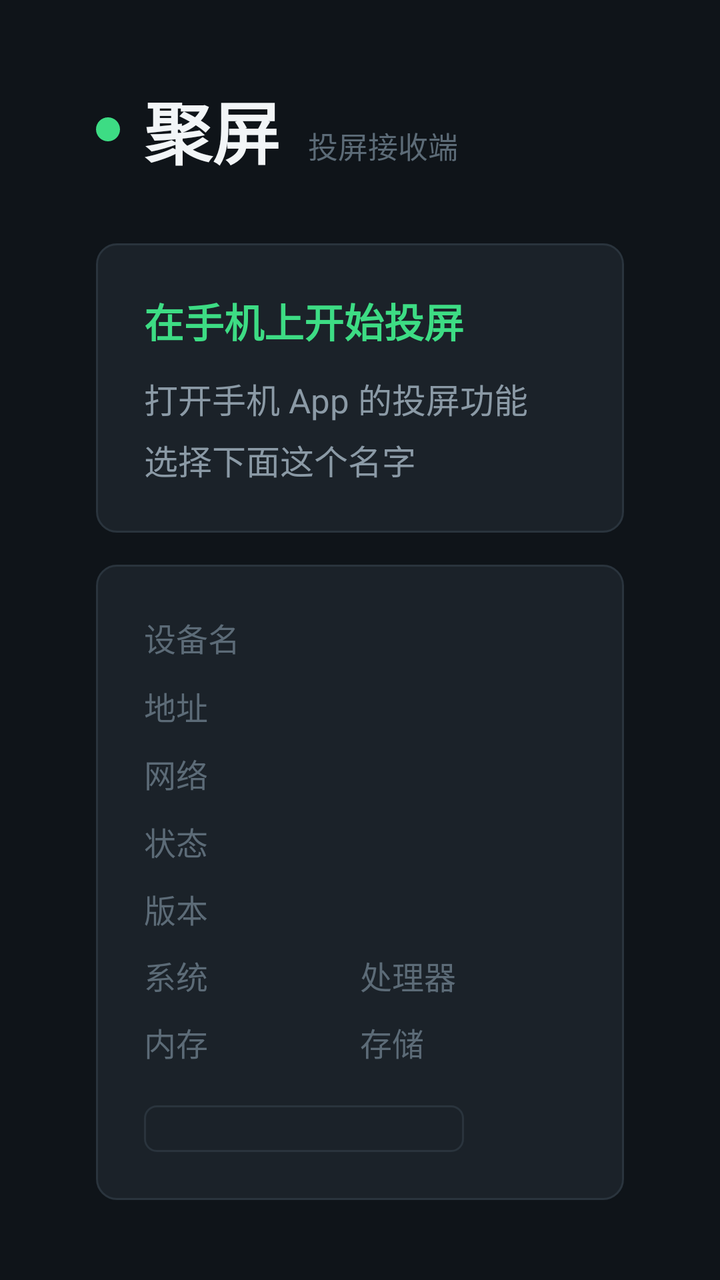
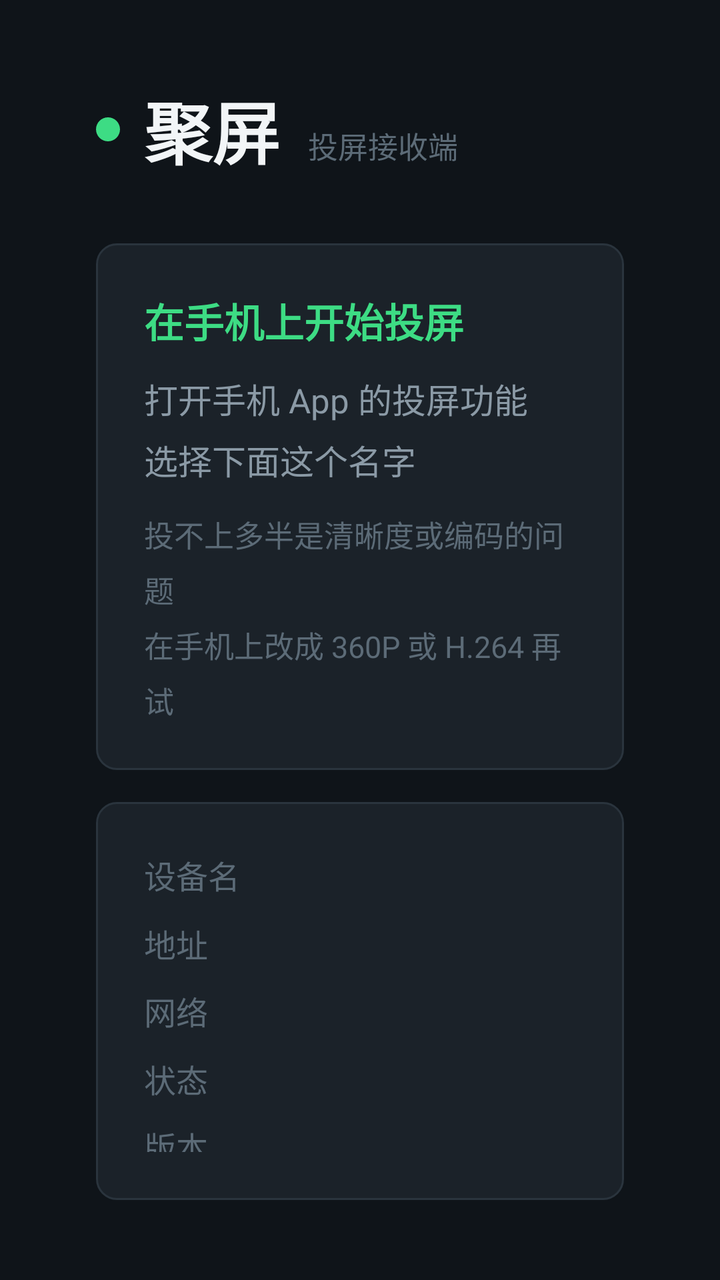

Two renders of the same Android screen: before a commit and after it. Below are the layout's source before the change and the commit's diff.
<!-- AndroidManifest.xml: application theme android:Theme.NoTitleBar.Fullscreen -->
<!-- res/layout/activity_main.xml -->
<?xml version="1.0" encoding="utf-8"?>
<FrameLayout xmlns:android="http://schemas.android.com/apk/res/android"
    android:layout_width="match_parent"
    android:layout_height="match_parent"
    android:background="@color/bg">

    
    <SurfaceView
        android:id="@+id/surface"
        android:layout_width="match_parent"
        android:layout_height="match_parent" />

    
    <LinearLayout
        android:id="@+id/music"
        android:layout_width="match_parent"
        android:layout_height="match_parent"
        android:background="@color/bg"
        android:gravity="center"
        android:orientation="vertical"
        android:paddingLeft="48dp"
        android:paddingRight="48dp"
        android:visibility="gone">

        
        <ImageView
            android:id="@+id/music_cover"
            android:layout_width="220dp"
            android:layout_height="220dp"
            android:contentDescription="@string/music_cover_desc"
            android:scaleType="fitCenter"
            android:src="@drawable/ic_music" />

        
        <TextView
            android:id="@+id/music_source"
            android:layout_width="match_parent"
            android:layout_height="wrap_content"
            android:layout_marginTop="28dp"
            android:ellipsize="end"
            android:gravity="center"
            android:singleLine="true"
            android:textColor="@color/text_primary"
            android:textSize="32sp"
            android:textStyle="bold" />

        
        <TextView
            android:id="@+id/music_artist"
            android:layout_width="match_parent"
            android:layout_height="wrap_content"
            android:layout_marginTop="10dp"
            android:ellipsize="end"
            android:gravity="center"
            android:singleLine="true"
            android:textColor="@color/text_secondary"
            android:textSize="20sp"
            android:visibility="gone" />

        <TextView
            android:id="@+id/music_progress"
            android:layout_width="wrap_content"
            android:layout_height="wrap_content"
            android:layout_marginTop="14dp"
            android:textColor="@color/accent"
            android:textSize="22sp" />

        
        <TextView
            android:id="@+id/music_lyrics"
            android:layout_width="match_parent"
            android:layout_height="wrap_content"
            android:layout_marginTop="20dp"
            android:ellipsize="end"
            android:gravity="center"
            android:lineSpacingExtra="4dp"
            android:maxLines="6"
            android:textColor="@color/text_hint"
            android:textSize="16sp"
            android:visibility="gone" />

        <TextView
            android:layout_width="wrap_content"
            android:layout_height="wrap_content"
            android:layout_marginTop="26dp"
            android:gravity="center"
            android:lineSpacingExtra="4dp"
            android:text="@string/music_hint"
            android:textColor="@color/text_hint"
            android:textSize="15sp" />
    </LinearLayout>

    
    <ImageView
        android:id="@+id/image"
        android:layout_width="match_parent"
        android:layout_height="match_parent"
        android:background="@color/bg"
        android:contentDescription="@string/image_desc"
        android:scaleType="fitCenter"
        android:visibility="gone" />

    
    <LinearLayout
        android:id="@+id/video_wait"
        android:layout_width="match_parent"
        android:layout_height="match_parent"
        android:background="@color/bg"
        android:gravity="center"
        android:orientation="vertical"
        android:visibility="gone">

        <TextView
            android:layout_width="wrap_content"
            android:layout_height="wrap_content"
            android:text="@string/video_wait"
            android:textColor="@color/text_hint"
            android:textSize="22sp" />
    </LinearLayout>

    
    
    <LinearLayout
        android:id="@+id/panel"
        android:layout_width="match_parent"
        android:layout_height="match_parent"
        android:background="@color/bg"
        android:orientation="horizontal"
        android:paddingLeft="48dp"
        android:paddingRight="48dp"
        android:paddingTop="40dp"
        android:paddingBottom="40dp">

        
        <LinearLayout
            android:layout_width="0dp"
            android:layout_height="match_parent"
            android:layout_weight="1"
            android:orientation="vertical"
            android:gravity="bottom">

        
        <LinearLayout
            android:layout_width="wrap_content"
            android:layout_height="wrap_content"
            android:orientation="horizontal"
            android:gravity="center_vertical">

            <View
                android:id="@+id/status_dot"
                android:layout_width="12dp"
                android:layout_height="12dp"
                android:background="@drawable/dot_online" />

            <TextView
                android:layout_width="wrap_content"
                android:layout_height="wrap_content"
                android:layout_marginLeft="12dp"
                android:text="@string/app_name"
                android:textColor="@color/text_primary"
                android:textSize="34sp"
                android:textStyle="bold" />

            <TextView
                android:layout_width="wrap_content"
                android:layout_height="wrap_content"
                android:layout_marginLeft="14dp"
                android:layout_marginTop="8dp"
                android:text="@string/app_subtitle"
                android:textColor="@color/text_hint"
                android:textSize="15sp" />
        </LinearLayout>

        
        <LinearLayout
            android:layout_width="match_parent"
            android:layout_height="wrap_content"
            android:layout_marginTop="32dp"
            android:orientation="vertical"
            android:background="@drawable/bg_card"
            android:padding="24dp">

            <TextView
                android:layout_width="wrap_content"
                android:layout_height="wrap_content"
                android:text="@string/guide_title"
                android:textColor="@color/accent"
                android:textSize="20sp"
                android:textStyle="bold" />

            <TextView
                android:layout_width="wrap_content"
                android:layout_height="wrap_content"
                android:layout_marginTop="12dp"
                android:lineSpacingExtra="6dp"
                android:text="@string/guide_body"
                android:textColor="@color/text_secondary"
                android:textSize="17sp" />
        </LinearLayout>

        
        <LinearLayout
            android:layout_width="match_parent"
            android:layout_height="wrap_content"
            android:layout_marginTop="16dp"
            android:orientation="vertical"
            android:background="@drawable/bg_card"
            android:padding="24dp">

            <LinearLayout
                android:layout_width="match_parent"
                android:layout_height="wrap_content"
                android:orientation="horizontal">

                <TextView
                    android:layout_width="96dp"
                    android:layout_height="wrap_content"
                    android:text="@string/label_device"
                    android:textColor="@color/text_hint"
                    android:textSize="16sp" />

                <TextView
                    android:id="@+id/info_device"
                    android:layout_width="0dp"
                    android:layout_height="wrap_content"
                    android:layout_weight="1"
                    android:textColor="@color/text_primary"
                    android:textSize="18sp"
                    android:textStyle="bold" />
            </LinearLayout>

            <LinearLayout
                android:layout_width="match_parent"
                android:layout_height="wrap_content"
                android:layout_marginTop="10dp"
                android:orientation="horizontal">

                <TextView
                    android:layout_width="96dp"
                    android:layout_height="wrap_content"
                    android:text="@string/label_address"
                    android:textColor="@color/text_hint"
                    android:textSize="16sp" />

                <TextView
                    android:id="@+id/info_address"
                    android:layout_width="0dp"
                    android:layout_height="wrap_content"
                    android:layout_weight="1"
                    android:textColor="@color/text_primary"
                    android:textSize="18sp" />
            </LinearLayout>

            <LinearLayout
                android:layout_width="match_parent"
                android:layout_height="wrap_content"
                android:layout_marginTop="10dp"
                android:orientation="horizontal">

                <TextView
                    android:layout_width="96dp"
                    android:layout_height="wrap_content"
                    android:text="@string/label_network"
                    android:textColor="@color/text_hint"
                    android:textSize="16sp" />

                <TextView
                    android:id="@+id/info_network"
                    android:layout_width="0dp"
                    android:layout_height="wrap_content"
                    android:layout_weight="1"
                    android:textColor="@color/text_secondary"
                    android:textSize="16sp" />
            </LinearLayout>

            <LinearLayout
                android:layout_width="match_parent"
                android:layout_height="wrap_content"
                android:layout_marginTop="10dp"
                android:orientation="horizontal">

                <TextView
                    android:layout_width="96dp"
                    android:layout_height="wrap_content"
                    android:text="@string/label_state"
                    android:textColor="@color/text_hint"
                    android:textSize="16sp" />

                <TextView
                    android:id="@+id/info_state"
                    android:layout_width="0dp"
                    android:layout_height="wrap_content"
                    android:layout_weight="1"
                    android:textColor="@color/text_primary"
                    android:textSize="18sp" />
            </LinearLayout>

            
            <LinearLayout
                android:layout_width="match_parent"
                android:layout_height="wrap_content"
                android:layout_marginTop="10dp"
                android:orientation="horizontal">

                <TextView
                    android:layout_width="96dp"
                    android:layout_height="wrap_content"
                    android:text="@string/label_version"
                    android:textColor="@color/text_hint"
                    android:textSize="16sp" />

                <TextView
                    android:id="@+id/info_version"
                    android:layout_width="0dp"
                    android:layout_height="wrap_content"
                    android:layout_weight="1"
                    android:textColor="@color/text_secondary"
                    android:textSize="16sp" />
            </LinearLayout>

            
            <LinearLayout
                android:layout_width="match_parent"
                android:layout_height="wrap_content"
                android:layout_marginTop="10dp"
                android:orientation="horizontal">

                <LinearLayout
                    android:layout_width="0dp"
                    android:layout_height="wrap_content"
                    android:layout_weight="1"
                    android:orientation="horizontal">

                    <TextView
                        android:layout_width="96dp"
                        android:layout_height="wrap_content"
                        android:text="@string/label_system"
                        android:textColor="@color/text_hint"
                        android:textSize="16sp" />

                    <TextView
                        android:id="@+id/info_system"
                        android:layout_width="0dp"
                        android:layout_height="wrap_content"
                        android:layout_weight="1"
                        android:ellipsize="end"
                        android:singleLine="true"
                        android:textColor="@color/text_secondary"
                        android:textSize="16sp" />
                </LinearLayout>

                <LinearLayout
                    android:layout_width="0dp"
                    android:layout_height="wrap_content"
                    android:layout_weight="1"
                    android:orientation="horizontal">

                    <TextView
                        android:layout_width="96dp"
                        android:layout_height="wrap_content"
                        android:text="@string/label_cpu"
                        android:textColor="@color/text_hint"
                        android:textSize="16sp" />

                    <TextView
                        android:id="@+id/info_cpu"
                        android:layout_width="0dp"
                        android:layout_height="wrap_content"
                        android:layout_weight="1"
                        android:ellipsize="end"
                        android:singleLine="true"
                        android:textColor="@color/text_secondary"
                        android:textSize="16sp" />
                </LinearLayout>
            </LinearLayout>

            <LinearLayout
                android:layout_width="match_parent"
                android:layout_height="wrap_content"
                android:layout_marginTop="10dp"
                android:orientation="horizontal">

                <LinearLayout
                    android:layout_width="0dp"
                    android:layout_height="wrap_content"
                    android:layout_weight="1"
                    android:orientation="horizontal">

                    <TextView
                        android:layout_width="96dp"
                        android:layout_height="wrap_content"
                        android:text="@string/label_mem"
                        android:textColor="@color/text_hint"
                        android:textSize="16sp" />

                    <TextView
                        android:id="@+id/info_mem"
                        android:layout_width="0dp"
                        android:layout_height="wrap_content"
                        android:layout_weight="1"
                        android:ellipsize="end"
                        android:singleLine="true"
                        android:textColor="@color/text_secondary"
                        android:textSize="16sp" />
                </LinearLayout>

                <LinearLayout
                    android:layout_width="0dp"
                    android:layout_height="wrap_content"
                    android:layout_weight="1"
                    android:orientation="horizontal">

                    <TextView
                        android:layout_width="96dp"
                        android:layout_height="wrap_content"
                        android:text="@string/label_storage"
                        android:textColor="@color/text_hint"
                        android:textSize="16sp" />

                    <TextView
                        android:id="@+id/info_storage"
                        android:layout_width="0dp"
                        android:layout_height="wrap_content"
                        android:layout_weight="1"
                        android:ellipsize="end"
                        android:singleLine="true"
                        android:textColor="@color/text_secondary"
                        android:textSize="16sp" />
                </LinearLayout>
            </LinearLayout>

            <LinearLayout
                android:id="@+id/row_source"
                android:layout_width="match_parent"
                android:layout_height="wrap_content"
                android:layout_marginTop="10dp"
                android:orientation="horizontal"
                android:visibility="gone">

                <TextView
                    android:layout_width="96dp"
                    android:layout_height="wrap_content"
                    android:text="@string/label_source"
                    android:textColor="@color/text_hint"
                    android:textSize="16sp" />

                <TextView
                    android:id="@+id/info_source"
                    android:layout_width="0dp"
                    android:layout_height="wrap_content"
                    android:layout_weight="1"
                    android:ellipsize="middle"
                    android:singleLine="true"
                    android:textColor="@color/text_secondary"
                    android:textSize="15sp" />
            </LinearLayout>

            
            <LinearLayout
                android:layout_width="wrap_content"
                android:layout_height="wrap_content"
                android:layout_marginTop="20dp"
                android:orientation="horizontal">

                <Button
                    android:id="@+id/btn_restart"
                    android:layout_width="wrap_content"
                    android:layout_height="wrap_content"
                    android:background="@drawable/btn_selector"
                    android:focusable="true"
                    android:minWidth="160dp"
                    android:paddingLeft="28dp"
                    android:paddingRight="28dp"
                    android:paddingTop="12dp"
                    android:paddingBottom="12dp"
                    android:text="@string/btn_restart"
                    android:textColor="@color/text_primary"
                    android:textSize="16sp" />
            </LinearLayout>
        </LinearLayout>
        </LinearLayout>
        

        
        <LinearLayout
            android:id="@+id/qr_box"
            android:layout_width="wrap_content"
            android:layout_height="match_parent"
            android:layout_marginLeft="36dp"
            android:background="@drawable/bg_card"
            android:gravity="center"
            android:orientation="vertical"
            android:paddingLeft="28dp"
            android:paddingRight="28dp"
            android:paddingTop="28dp"
            android:paddingBottom="28dp"
            android:visibility="gone">

            <TextView
                android:layout_width="wrap_content"
                android:layout_height="wrap_content"
                android:text="@string/qr_top"
                android:textColor="@color/accent"
                android:textSize="20sp"
                android:textStyle="bold" />

            <ImageView
                android:id="@+id/qr_image"
                android:layout_width="196dp"
                android:layout_height="196dp"
                android:layout_marginTop="18dp"
                android:layout_marginBottom="18dp"
                android:background="@color/qr_bg"
                android:contentDescription="@string/qr_desc"
                android:padding="6dp"
                android:scaleType="fitCenter" />

            <TextView
                android:layout_width="wrap_content"
                android:layout_height="wrap_content"
                android:gravity="center"
                android:lineSpacingExtra="5dp"
                android:text="@string/qr_body"
                android:textColor="@color/text_secondary"
                android:textSize="15sp" />
        </LinearLayout>
    </LinearLayout>

    
    <LinearLayout
        android:id="@+id/overlay"
        android:layout_width="match_parent"
        android:layout_height="wrap_content"
        android:layout_gravity="top"
        android:background="@color/overlay"
        android:orientation="horizontal"
        android:paddingLeft="32dp"
        android:paddingRight="32dp"
        android:paddingTop="14dp"
        android:paddingBottom="14dp"
        android:visibility="gone">

        
        <View
            android:id="@+id/overlay_dot"
            android:layout_width="10dp"
            android:layout_height="10dp"
            android:layout_gravity="center_vertical"
            android:background="@drawable/dot_online" />

        <TextView
            android:id="@+id/playing_text"
            android:layout_width="0dp"
            android:layout_height="wrap_content"
            android:layout_marginLeft="12dp"
            android:layout_weight="1"
            android:ellipsize="middle"
            android:singleLine="true"
            android:textColor="@color/text_primary"
            android:textSize="16sp" />
    </LinearLayout>
</FrameLayout>
<!-- resources referenced by this layout -->
<resources>
  <color name="accent">#FF3DDC84</color>
  <color name="bg">#FF0F1419</color>
  <color name="overlay">#B3000000</color>
  <color name="qr_bg">#FFFFFFFF</color>
  <color name="text_hint">#FF5C6B77</color>
  <color name="text_primary">#FFF2F5F7</color>
  <color name="text_secondary">#FF8B9AA6</color>
  <!-- drawable bg_card (drawable) -->
  <?xml version="1.0" encoding="utf-8"?>
  <shape xmlns:android="http://schemas.android.com/apk/res/android"
      android:shape="rectangle">
      <solid android:color="@color/card" />
      <stroke android:width="1dp" android:color="@color/card_border" />
      <corners android:radius="10dp" />
  </shape>
  <!-- drawable btn_selector (drawable) -->
  <?xml version="1.0" encoding="utf-8"?>
  <selector xmlns:android="http://schemas.android.com/apk/res/android">
      <item android:state_focused="true">
          <shape android:shape="rectangle">
              <solid android:color="@color/accent" />
              <corners android:radius="6dp" />
          </shape>
      </item>
      <item android:state_pressed="true">
          <shape android:shape="rectangle">
              <solid android:color="@color/accent_dim" />
              <stroke android:width="1dp" android:color="@color/accent" />
              <corners android:radius="6dp" />
          </shape>
      </item>
      <item>
          <shape android:shape="rectangle">
              <solid android:color="#00000000" />
              <stroke android:width="1dp" android:color="@color/card_border" />
              <corners android:radius="6dp" />
          </shape>
      </item>
  </selector>
  <!-- drawable dot_online (drawable) -->
  <?xml version="1.0" encoding="utf-8"?>
  <shape xmlns:android="http://schemas.android.com/apk/res/android"
      android:shape="oval">
      <solid android:color="@color/accent" />
      <size android:width="10dp" android:height="10dp" />
  </shape>
  <!-- drawable ic_music: png bitmap (drawable-hdpi, 1050 bytes) -->
  <string name="app_name">聚屏</string>
  <string name="app_subtitle">投屏接收端</string>
  <string name="btn_restart">重启服务</string>
  <string name="guide_body">打开手机 App 的投屏功能\n选择下面这个名字</string>
  <string name="guide_title">在手机上开始投屏</string>
  <string name="image_desc">正在展示的图片</string>
  <string name="label_address">地址</string>
  <string name="label_cpu">处理器</string>
  <string name="label_device">设备名</string>
  <string name="label_mem">内存</string>
  <string name="label_network">网络</string>
  <string name="label_source">片源</string>
  <string name="label_state">状态</string>
  <string name="label_storage">存储</string>
  <string name="label_system">系统</string>
  <string name="label_version">版本</string>
  <string name="music_cover_desc">歌曲封面</string>
  <string name="music_hint">声音正在播放 · 这个片源没有画面</string>
  <string name="qr_body">① 手机与电视连同一个 Wi-Fi\n② 扫码打开上传页，选照片/视频/音乐\n③ 传完一键投放到电视\n\n手机自带的投屏功能里\n选本设备名，也能直接投</string>
  <string name="qr_desc">上传页二维码</string>
  <string name="qr_top">手机扫码投屏</string>
  <string name="video_wait">正在准备视频…</string>
  <color name="card">#FF1B2229</color>
  <color name="card_border">#FF2A343D</color>
  <color name="accent_dim">#FF16301F</color>
</resources>

<!-- the commit's change to res/layout/activity_main.xml (unified diff, before → after) -->
@@ -196,6 +196,16 @@
                 android:text="@string/guide_body"
                 android:textColor="@color/text_secondary"
                 android:textSize="17sp" />
+
+            
+            <TextView
+                android:layout_width="wrap_content"
+                android:layout_height="wrap_content"
+                android:layout_marginTop="14dp"
+                android:lineSpacingExtra="6dp"
+                android:text="@string/hint_play_failed"
+                android:textColor="@color/text_hint"
+                android:textSize="15sp" />
         </LinearLayout>
 
         
<!-- resource entries referenced after the edit -->
@@ -52,6 +52,7 @@
   <string name="btn_restart">重启服务</string>
   <string name="guide_body">打开手机 App 的投屏功能\n选择下面这个名字</string>
   <string name="guide_title">在手机上开始投屏</string>
+  <string name="hint_play_failed">投不上多半是清晰度或编码的问题\n在手机上改成 360P 或 H.264 再试</string>
   <string name="image_desc">正在展示的图片</string>
   <string name="label_address">地址</string>
   <string name="label_cpu">处理器</string>
